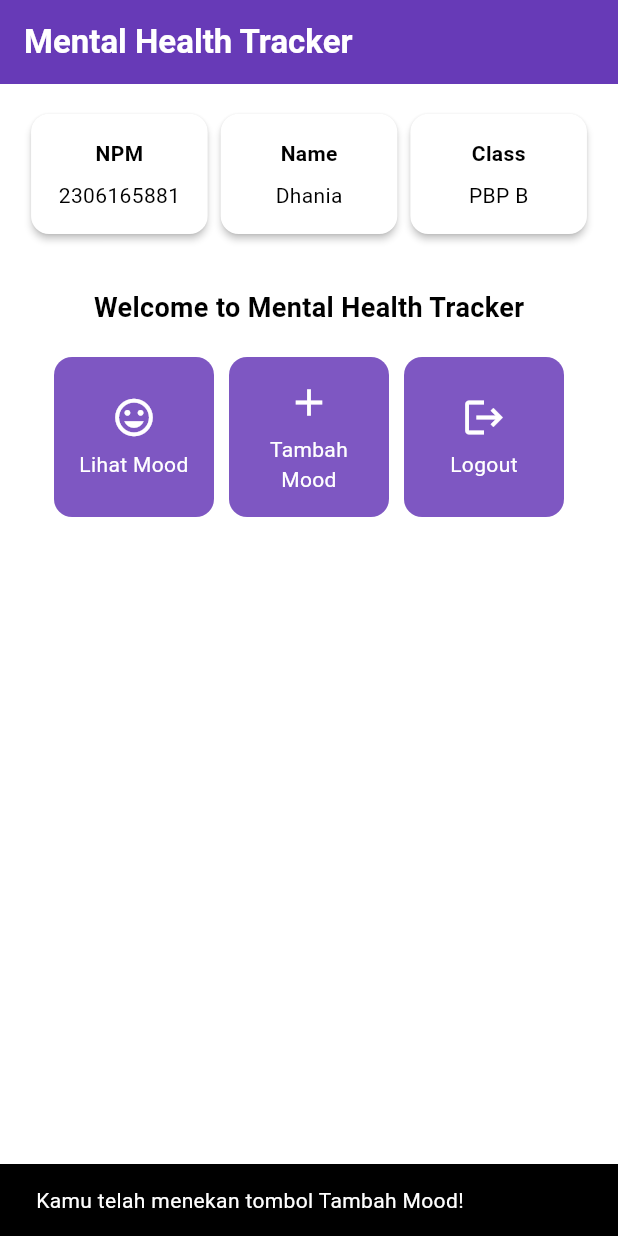
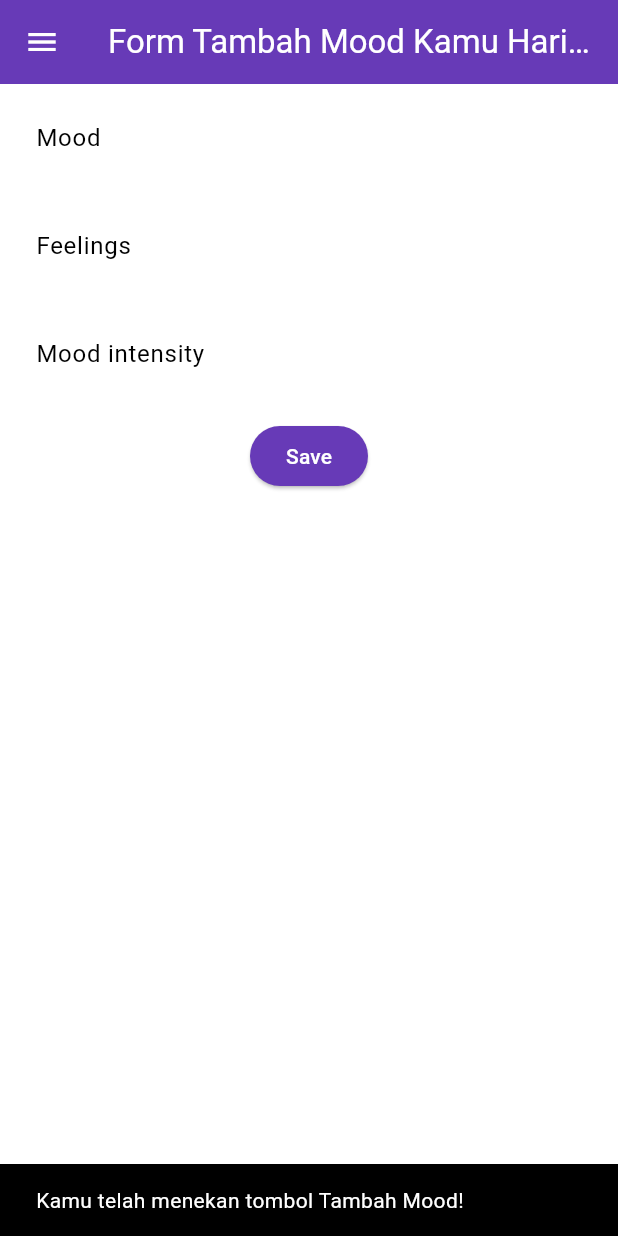
Before and after one commit to dhaniatiara/mental-health-tracker-mobile, a Flutter app: the screen it shows after launch, after a tap on "Tambah Mood", on a phone screen of 412 x 824 dp. Run offline on Flutter 3.47's test engine with Material 3 defaults, Android fonts, the phone set to English and light mode, and no system bars.

Commit message:
tutorial 7 done

```diff
--- a/lib/main.dart
+++ b/lib/main.dart
@@ -1,5 +1,5 @@
 import 'package:flutter/material.dart';
-import 'package:mental_health_tracker/menu.dart';
+import 'package:mental_health_tracker/screens/menu.dart';
 
 void main() {
   runApp(const MyApp());
--- a/lib/menu.dart
+++ b/lib/screens/menu.dart
@@ -1,4 +1,6 @@
 import 'package:flutter/material.dart';
+import 'package:mental_health_tracker/widgets/left_drawer.dart';
+import 'package:mental_health_tracker/screens/moodentry_form.dart';
 
 class MyHomePage extends StatelessWidget {
   final String npm = '2306165881'; // NPM
@@ -22,8 +24,11 @@ class MyHomePage extends StatelessWidget {
         ),
         // Warna latar belakang AppBar diambil dari skema warna tema aplikasi.
         backgroundColor: Theme.of(context).colorScheme.primary,
+        iconTheme: const IconThemeData(color: Colors.white),
       ),
       // Body halaman dengan padding di sekelilingnya.
+      // Masukkan drawer sebagai parameter nilai drawer dari widget Scaffold
+      drawer: const LeftDrawer(),
       body: Padding(
         padding: const EdgeInsets.all(16.0),
         // Menyusun widget secara vertikal dalam sebuah kolom.
@@ -156,10 +161,17 @@ class ItemCard extends StatelessWidget {
           // Menampilkan pesan SnackBar saat kartu ditekan.
           ScaffoldMessenger.of(context)
             ..hideCurrentSnackBar()
-            ..showSnackBar(
-              SnackBar(content: Text("Kamu telah menekan tombol ${item.name}!"))
+            ..showSnackBar(SnackBar(
+              content: Text("Kamu telah menekan tombol ${item.name}!")));
+            // Navigate ke route yang sesuai (tergantung jenis tombol)
+          if (item.name == "Tambah Mood") {
+            Navigator.push(
+              context,
+              MaterialPageRoute(builder: (context) => const MoodEntryFormPage()),
             );
+          }
         },
+
         // Container untuk menyimpan Icon dan Text
         child: Container(
           padding: const EdgeInsets.all(8),
--- /dev/null
+++ b/lib/screens/moodentry_form.dart
@@ -0,0 +1,177 @@
+import 'package:flutter/material.dart';
+import 'package:mental_health_tracker/widgets/left_drawer.dart';
+
+class MoodEntryFormPage extends StatefulWidget {
+  const MoodEntryFormPage({super.key});
+
+  @override
+  State<MoodEntryFormPage> createState() => _MoodEntryFormPageState();
+}
+
+class _MoodEntryFormPageState extends State<MoodEntryFormPage> {
+  final _formKey = GlobalKey<FormState>();
+  String _mood = "";
+  String _feelings = "";
+  int _moodIntensity = 0;
+
+  @override
+  Widget build(BuildContext context) {
+    return Scaffold(
+      appBar: AppBar(
+        title: const Center(
+          child: Text(
+            'Form Tambah Mood Kamu Hari ini',
+          ),
+        ),
+        backgroundColor: Theme.of(context).colorScheme.primary,
+        foregroundColor: Colors.white,
+      ),
+      drawer: const LeftDrawer(),
+      body: Form(
+        key: _formKey,
+        child: SingleChildScrollView(
+          child: Column(
+            crossAxisAlignment: CrossAxisAlignment.start,
+            children: [
+              // Input Mood
+              Padding(
+                padding: const EdgeInsets.all(8.0),
+                child: TextFormField(
+                  decoration: InputDecoration(
+                    hintText: "Mood",
+                    labelText: "Mood",
+                    border: OutlineInputBorder(
+                      borderRadius: BorderRadius.circular(5.0),
+                    ),
+                  ),
+                  onChanged: (String? value) {
+                    setState(() {
+                      _mood = value!;
+                    });
+                  },
+                  validator: (String? value) {
+                    if (value == null || value.isEmpty) {
+                      return "Mood tidak boleh kosong!";
+                    }
+                    return null;
+                  },
+                ),
+              ),
+
+
+              // Input Feelings
+              Padding(
+                padding: const EdgeInsets.all(8.0),
+                child: TextFormField(
+                  decoration: InputDecoration(
+                    hintText: "Feelings",
+                    labelText: "Feelings",
+                    border: OutlineInputBorder(
+                      borderRadius: BorderRadius.circular(5.0),
+                    ),
+                  ),
+                  onChanged: (String? value) {
+                    setState(() {
+                      _feelings = value!;
+                    });
+                  },
+                  validator: (String? value) {
+                    if (value == null || value.isEmpty) {
+                      return "Feelings tidak boleh kosong!";
+                    }
+                    return null;
+                  },
+                ),
+              ),
+
+              // Input Mood Intensity
+              Padding(
+                padding: const EdgeInsets.all(8.0),
+                child: TextFormField(
+                  decoration: InputDecoration(
+                    hintText: "Mood intensity",
+                    labelText: "Mood intensity",
+                    border: OutlineInputBorder(
+                      borderRadius: BorderRadius.circular(5.0),
+                    ),
+                  ),
+
+                  onChanged: (String? value) {
+                    setState(() {
+                      _moodIntensity = int.tryParse(value!) ?? 0;
+                    });
+                  },
+                  validator: (String? value) {
+                    if (value == null || value.isEmpty) {
+                      return "Mood intensity tidak boleh kosong!";
+                    }
+                    if (int.tryParse(value) == null) {
+                      return "Mood intensity harus berupa angka!";
+                    }
+                    return null;
+                  },
+                ),
+              ),
+
+              // Tombol Save
+              Align(
+                alignment: Alignment.bottomCenter,
+                child: Padding(
+                  padding: const EdgeInsets.all(8.0),
+                  child: ElevatedButton(
+                    style: ButtonStyle(
+                      backgroundColor: MaterialStateProperty.all(
+                        Theme.of(context).colorScheme.primary,
+                      ),
+                    ),
+                    onPressed: () {
+                      if (_formKey.currentState!.validate()) {
+                        showDialog(
+                          context: context,
+                          builder: (context) {
+                            return AlertDialog(
+                              title: const Text('Mood berhasil tersimpan'),
+                              content: SingleChildScrollView(
+                                child: Column(
+                                  crossAxisAlignment: CrossAxisAlignment.start,
+                                  children: [
+                                    Text('Mood: $_mood'),
+                                    Text('Feelings: $_feelings'),
+                                    Text('Mood Intensity: $_moodIntensity'),
+                                  ],
+                                ),
+                              ),
+                              actions: [
+                                TextButton(
+                                  child: const Text('OK'),
+                                  onPressed: () {
+                                    Navigator.pop(context);
+                                    _formKey.currentState!.reset();
+                                  },
+                                ),
+                              ],
+                            );
+                          },
+                        );
+                        // Tampilkan snackbar bahwa data berhasil disimpan
+                        ScaffoldMessenger.of(context).showSnackBar(
+                          const SnackBar(
+                            content: Text('Data berhasil disimpan!'),
+                          ),
+                        );
+                      }
+                    },
+                    child: const Text(
+                      "Save",
+                      style: TextStyle(color: Colors.white),
+                    ),
+                  ),
+                ),
+              ),
+            ],
+          ),
+        ),
+      ),
+    );
+  }
+}
--- /dev/null
+++ b/lib/widgets/left_drawer.dart
@@ -0,0 +1,74 @@
+import 'package:flutter/material.dart';
+import 'package:mental_health_tracker/screens/menu.dart';
+import 'package:mental_health_tracker/screens/moodentry_form.dart';
+
+class LeftDrawer extends StatelessWidget {
+  const LeftDrawer({super.key});
+
+  @override
+  Widget build(BuildContext context) {
+    return Drawer(
+      child: ListView(
+        children: [
+          // Drawer Header
+          DrawerHeader(
+            decoration: BoxDecoration(
+              color: Theme.of(context).colorScheme.primary,
+            ),
+            child: const Column(
+              children: [
+                Text(
+                  'Mental Health Tracker',
+                  textAlign: TextAlign.center,
+                  style: TextStyle(
+                    fontSize: 24,
+                    fontWeight: FontWeight.bold,
+                    color: Colors.white,
+                  ),
+                ),
+                Padding(padding: EdgeInsets.all(8)),
+                Text(
+                  "Ayo jaga kesehatan mentalmu setiap hari disini!",
+                  textAlign: TextAlign.center,
+                  style: TextStyle(
+                    fontSize: 15,
+                    color: Colors.white,
+                    fontWeight: FontWeight.normal,
+                  ),
+                ),
+              ],
+            ),
+          ),
+
+          // ListTile untuk Halaman Utama
+          ListTile(
+            leading: const Icon(Icons.home_outlined),
+            title: const Text('Halaman Utama'),
+            onTap: () {
+              Navigator.push(
+                context,
+                MaterialPageRoute(
+                  builder: (context) => MyHomePage(),
+                ),
+              );
+            },
+          ),
+
+          // ListTile untuk Tambah Mood
+          ListTile(
+            leading: const Icon(Icons.mood),
+            title: const Text('Tambah Mood'),
+            onTap: () {
+              Navigator.push(
+                context,
+                MaterialPageRoute(
+                  builder: (context) => const MoodEntryFormPage(),
+                ),
+              );
+            },
+          ),
+        ],
+      ),
+    );
+  }
+}
```
Also changed, not shown: form_sample/analysis_options.yaml (added, +28 -0 lines), form_sample/lib/main.dart (added, +66 -0 lines), form_sample/pubspec.yaml (added, +90 -0 lines), lib/widgets/mood_card.dart (added, +60 -0 lines), form_sample/pubspec.lock (added), 123 other files.
